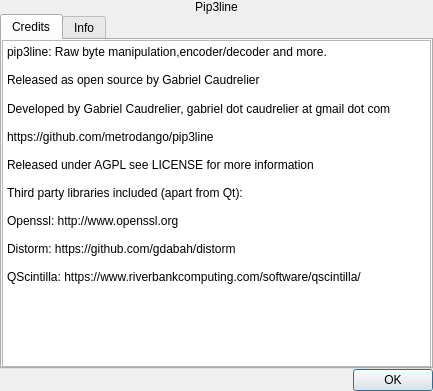
Qt form gui/aboutdialog.ui (metrodango/pip3line) before a commit.
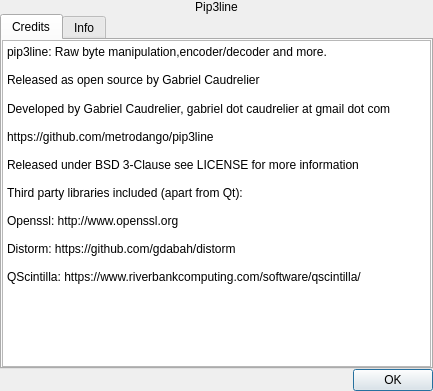
The same form after that commit.

The edit to the form file:
```diff
--- a/gui/aboutdialog.ui
+++ b/gui/aboutdialog.ui
@@ -91,7 +91,7 @@
 &lt;p style=&quot;-qt-paragraph-type:empty; margin-top:0px; margin-bottom:0px; margin-left:0px; margin-right:0px; -qt-block-indent:0; text-indent:0px; font-family:'Sans Serif'; font-size:9pt;&quot;&gt;&lt;br /&gt;&lt;/p&gt;
 &lt;p style=&quot; margin-top:0px; margin-bottom:0px; margin-left:0px; margin-right:0px; -qt-block-indent:0; text-indent:0px;&quot;&gt;&lt;span style=&quot; font-family:'Sans Serif'; font-size:9pt;&quot;&gt;https://github.com/metrodango/pip3line&lt;/span&gt;&lt;/p&gt;
 &lt;p style=&quot;-qt-paragraph-type:empty; margin-top:0px; margin-bottom:0px; margin-left:0px; margin-right:0px; -qt-block-indent:0; text-indent:0px; font-family:'Sans Serif'; font-size:9pt;&quot;&gt;&lt;br /&gt;&lt;/p&gt;
-&lt;p style=&quot; margin-top:0px; margin-bottom:0px; margin-left:0px; margin-right:0px; -qt-block-indent:0; text-indent:0px;&quot;&gt;&lt;span style=&quot; font-family:'Sans Serif'; font-size:9pt;&quot;&gt;Released under AGPL see LICENSE for more information&lt;/span&gt;&lt;/p&gt;
+&lt;p style=&quot; margin-top:0px; margin-bottom:0px; margin-left:0px; margin-right:0px; -qt-block-indent:0; text-indent:0px;&quot;&gt;&lt;span style=&quot; font-family:'Sans Serif'; font-size:9pt;&quot;&gt;Released under BSD 3-Clause see LICENSE for more information&lt;/span&gt;&lt;/p&gt;
 &lt;p style=&quot;-qt-paragraph-type:empty; margin-top:0px; margin-bottom:0px; margin-left:0px; margin-right:0px; -qt-block-indent:0; text-indent:0px; font-family:'Sans Serif'; font-size:9pt;&quot;&gt;&lt;br /&gt;&lt;/p&gt;
 &lt;p style=&quot; margin-top:0px; margin-bottom:0px; margin-left:0px; margin-right:0px; -qt-block-indent:0; text-indent:0px;&quot;&gt;&lt;span style=&quot; font-family:'Sans Serif'; font-size:9pt;&quot;&gt;Third party libraries included (apart from Qt):&lt;/span&gt;&lt;/p&gt;
 &lt;p style=&quot;-qt-paragraph-type:empty; margin-top:0px; margin-bottom:0px; margin-left:0px; margin-right:0px; -qt-block-indent:0; text-indent:0px; font-family:'Sans Serif'; font-size:9pt;&quot;&gt;&lt;br /&gt;&lt;/p&gt;
```
Left out of the diff: 2 changed lines with no effect on the pictures.
